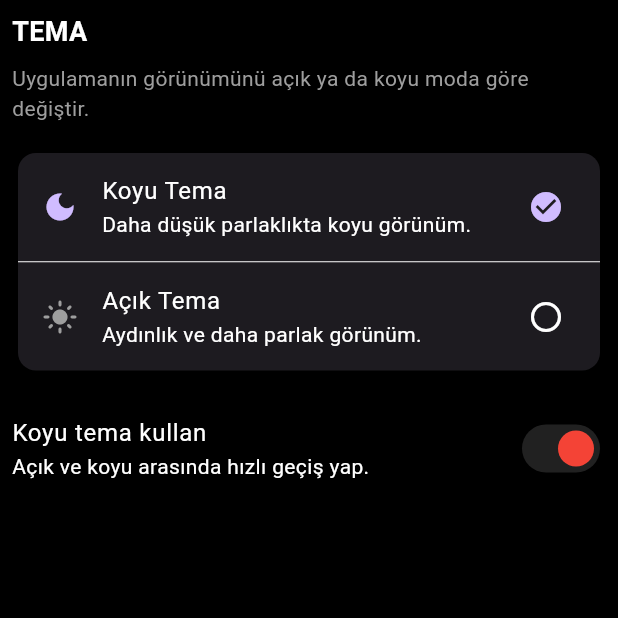
After one commit to aramizdakioyuncu/ARMOYU_Live, a Flutter app: the SettingsAppearanceView screen opened directly, after a tap on "Koyu Tema", on a phone screen of 412 x 824 dp, the top half of it. The commit adds this screen. Run offline on Flutter 3.47's test engine with Material 3 defaults, Android fonts, the phone set to English and light mode, and no system bars; our stand-ins replace audioplayers, cached_network_image, get, shared_preferences, socket_io_client; missing offline and left inert: armoyu_services, armoyu_widgets, flutter_webrtc, media_kit, window_manager; accounts and stored records are empty; network calls fail.

Commit message:
Add theme support and fix settings scroll

```diff
--- a/lib/app/modules/settings/_main/controllers/settings_controller.dart
+++ b/lib/app/modules/settings/_main/controllers/settings_controller.dart
@@ -4,9 +4,4 @@ import 'package:get/get.dart';
 class SettingsController extends GetxController {
   var selectedItem = 0.obs;
   var controller = ScrollController().obs;
-  var pagecontroller = PageController().obs;
-
-  void changepage() {
-    pagecontroller.value.jumpToPage(selectedItem.value);
-  }
 }
--- /dev/null
+++ b/lib/app/modules/settings/appearance/views/settings_appearance_view.dart
@@ -0,0 +1,92 @@
+import 'package:armoyu_desktop/app/services/theme_controller.dart';
+import 'package:flutter/material.dart';
+import 'package:get/get.dart';
+
+class SettingsAppearanceView extends StatelessWidget {
+  const SettingsAppearanceView({super.key});
+
+  @override
+  Widget build(BuildContext context) {
+    final controller = Get.find<ThemeController>();
+
+    return Scaffold(
+      body: SingleChildScrollView(
+        padding: const EdgeInsets.all(8.0),
+        child: Column(
+          crossAxisAlignment: CrossAxisAlignment.start,
+          children: [
+            const Text(
+              'TEMA',
+              style: TextStyle(
+                fontSize: 18,
+                fontWeight: FontWeight.bold,
+              ),
+            ),
+            const SizedBox(height: 8),
+            const Text(
+              'Uygulamanın görünümünü açık ya da koyu moda göre değiştir.',
+              style: TextStyle(
+                color: Colors.grey,
+              ),
+            ),
+            const SizedBox(height: 16),
+            Obx(
+              () => Card(
+                child: Column(
+                  children: [
+                    ListTile(
+                      onTap: controller.enableDarkTheme,
+                      leading: Icon(
+                        Icons.dark_mode,
+                        color: controller.isDarkMode
+                            ? Theme.of(context).colorScheme.primary
+                            : Colors.grey,
+                      ),
+                      title: const Text('Koyu Tema'),
+                      subtitle:
+                          const Text('Daha düşük parlaklıkta koyu görünüm.'),
+                      trailing: controller.isDarkMode
+                          ? Icon(
+                              Icons.check_circle,
+                              color: Theme.of(context).colorScheme.primary,
+                            )
+                          : const Icon(Icons.circle_outlined),
+                    ),
+                    const Divider(height: 1),
+                    ListTile(
+                      onTap: controller.enableLightTheme,
+                      leading: Icon(
+                        Icons.light_mode,
+                        color: controller.isDarkMode
+                            ? Colors.grey
+                            : Theme.of(context).colorScheme.primary,
+                      ),
+                      title: const Text('Açık Tema'),
+                      subtitle: const Text('Aydınlık ve daha parlak görünüm.'),
+                      trailing: controller.isDarkMode
+                          ? const Icon(Icons.circle_outlined)
+                          : Icon(
+                              Icons.check_circle,
+                              color: Theme.of(context).colorScheme.primary,
+                            ),
+                    ),
+                  ],
+                ),
+              ),
+            ),
+            const SizedBox(height: 12),
+            Obx(
+              () => SwitchListTile(
+                contentPadding: EdgeInsets.zero,
+                value: controller.isDarkMode,
+                onChanged: controller.toggleTheme,
+                title: const Text('Koyu tema kullan'),
+                subtitle: const Text('Açık ve koyu arasında hızlı geçiş yap.'),
+              ),
+            ),
+          ],
+        ),
+      ),
+    );
+  }
+}
--- /dev/null
+++ b/lib/app/services/theme_controller.dart
@@ -0,0 +1,43 @@
+import 'package:flutter/material.dart';
+import 'package:get/get.dart';
+import 'package:shared_preferences/shared_preferences.dart';
+
+class ThemeController extends GetxController {
+  static const String _themeModeKey = 'theme_mode';
+
+  final Rx<ThemeMode> themeMode = ThemeMode.dark.obs;
+  SharedPreferences? _preferences;
+
+  bool get isDarkMode => themeMode.value == ThemeMode.dark;
+
+  Future<void> loadThemeMode() async {
+    _preferences ??= await SharedPreferences.getInstance();
+    final savedMode = _preferences!.getString(_themeModeKey);
+
+    if (savedMode == ThemeMode.light.name) {
+      themeMode.value = ThemeMode.light;
+      return;
+    }
+
+    if (savedMode == ThemeMode.dark.name) {
+      themeMode.value = ThemeMode.dark;
+      return;
+    }
+
+    themeMode.value = ThemeMode.dark;
+  }
+
+  Future<void> setThemeMode(ThemeMode mode) async {
+    _preferences ??= await SharedPreferences.getInstance();
+    themeMode.value = mode;
+    await _preferences!.setString(_themeModeKey, mode.name);
+  }
+
+  Future<void> enableDarkTheme() => setThemeMode(ThemeMode.dark);
+
+  Future<void> enableLightTheme() => setThemeMode(ThemeMode.light);
+
+  Future<void> toggleTheme(bool isDark) {
+    return setThemeMode(isDark ? ThemeMode.dark : ThemeMode.light);
+  }
+}
--- a/lib/app/utils/applist.dart
+++ b/lib/app/utils/applist.dart
@@ -1,6 +1,7 @@
 import 'package:armoyu_desktop/app/data/models/group_model.dart';
 import 'package:armoyu_desktop/app/data/models/session_model.dart';
 import 'package:armoyu_desktop/app/data/models/settingslist_model.dart';
+import 'package:armoyu_desktop/app/modules/settings/appearance/views/settings_appearance_view.dart';
 import 'package:armoyu_desktop/app/modules/settings/accounts/views/settings_account_view.dart';
 import 'package:armoyu_desktop/app/modules/settings/security/views/security_view.dart';
 import 'package:get/get.dart';
@@ -50,8 +51,9 @@ class AppList {
     ),
     SettingsList(
       title: "Arayüz",
-      description: "Kullanıcı Hesap ayarları",
+      description: "Tema ve görünüm ayarları",
       route: "account",
+      page: const SettingsAppearanceView(),
     ),
     SettingsList(
       title: "Bildirimler",
--- a/lib/main.dart
+++ b/lib/main.dart
@@ -2,8 +2,10 @@ import 'dart:developer';
 import 'dart:io';
 
 import 'package:armoyu_desktop/app/services/armoyu_services.dart';
+import 'package:armoyu_desktop/app/services/theme_controller.dart';
 import 'package:armoyu_desktop/app/utils/app.dart';
 import 'package:flutter/material.dart';
+import 'package:get/get.dart';
 import 'package:media_kit/media_kit.dart';
 import 'package:window_manager/window_manager.dart';
 import 'package:flutter/foundation.dart'; // kIsWeb için
@@ -15,6 +17,8 @@ Future<void> main() async {
   initializeWindowManager();
 
   await ARMOYU.service.setup();
+  final themeController = Get.put(ThemeController(), permanent: true);
+  await themeController.loadThemeMode();
 
   runApp(const App());
 }
```
Also changed, not shown: lib/app/modules/settings/_main/views/settings_view.dart (+35 -11 lines), lib/app/utils/app.dart (+7 -2 lines).
